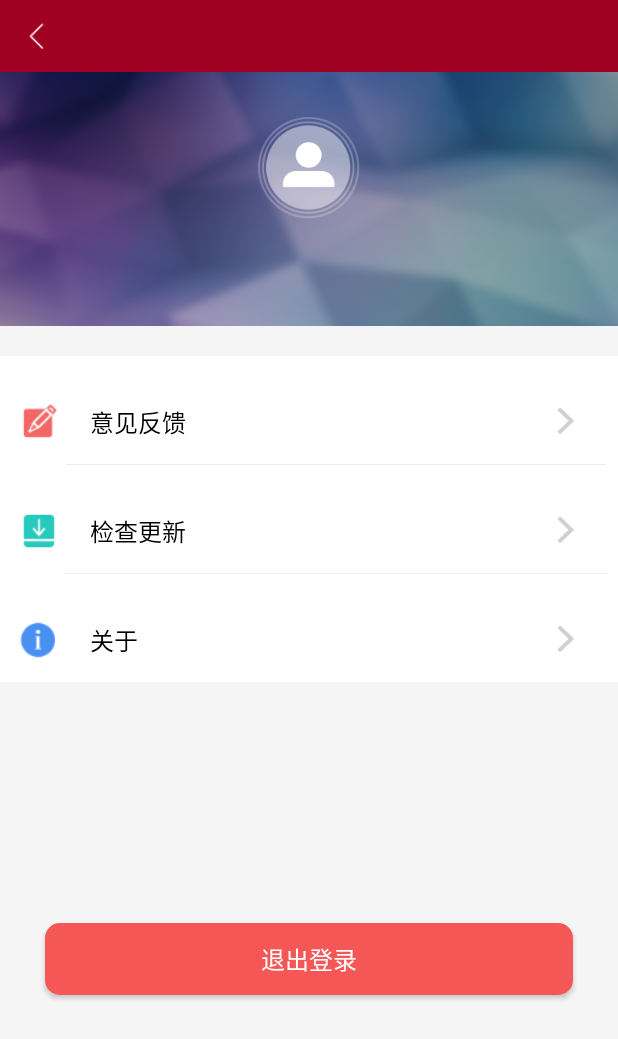
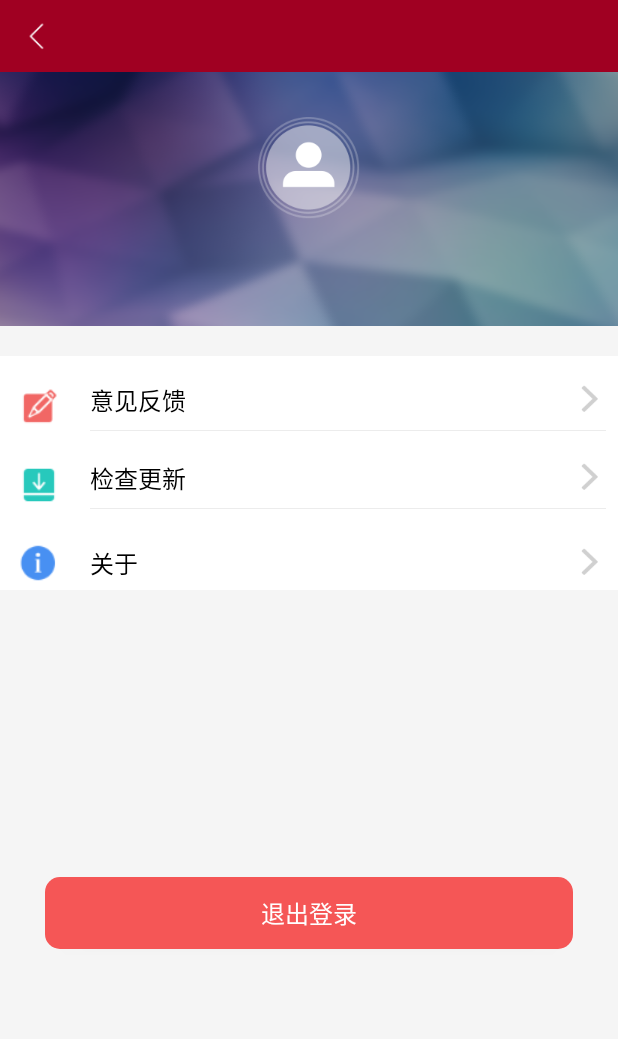
Before and after one commit to Hxiaobin/Practice_ZZB, an Android app: the layout activity_user.xml on its own in the app's theme, with its tools: preview values and no code run, on a phone screen of 412 x 824 dp. Shown: the top 1039 px of the screen. Run offline under Robolectric (Android 15) with nearby library versions, the phone set to English and light mode, and no system bars.

Commit message:
修改样式2

```diff
--- a/app/src/main/res/layout/activity_user.xml
+++ b/app/src/main/res/layout/activity_user.xml
@@ -63,15 +63,14 @@
             <LinearLayout
                 android:layout_width="match_parent"
                 android:layout_height="wrap_content"
-                android:gravity="center"
+                android:layout_marginLeft="@dimen/common_margin_normal"
+                android:gravity="center_vertical"
                 android:orientation="vertical">
 
                 <RelativeLayout
                     android:id="@+id/rlSuggestion"
                     android:layout_width="match_parent"
-                    android:layout_height="wrap_content"
-                    android:padding="@dimen/common_padding_normal"
-                    android:layout_gravity="center">
+                    android:layout_height="wrap_content">
 
                     <TextView
                         android:id="@+id/tvSuggestion"
@@ -79,7 +78,8 @@
                         android:layout_height="wrap_content"
                         android:text="@string/tv_user_suggestion"
                         android:textColor="@color/black"
-                        android:textSize="@dimen/text_size_normal"/>
+                        android:textSize="@dimen/text_size_normal"
+                        android:layout_marginBottom="@dimen/common_margin_small"/>
 
                     <ImageView
                         android:layout_width="wrap_content"
@@ -117,6 +117,7 @@
             <LinearLayout
                 android:layout_width="match_parent"
                 android:layout_height="wrap_content"
+                android:layout_marginLeft="@dimen/common_margin_normal"
                 android:gravity="center"
                 android:orientation="vertical">
 
@@ -124,7 +125,6 @@
                     android:id="@+id/rlUpdate"
                     android:layout_width="match_parent"
                     android:layout_height="wrap_content"
-                    android:padding="@dimen/common_padding_normal"
                     android:layout_gravity="center">
 
                     <TextView
@@ -132,6 +132,7 @@
                         android:layout_width="match_parent"
                         android:layout_height="wrap_content"
                         android:textColor="@color/black"
+                        android:layout_marginBottom="@dimen/common_margin_small"
                         android:text="@string/tv_user_check_update"
                         android:textSize="@dimen/text_size_normal"/>
 
@@ -171,13 +172,13 @@
                 android:layout_width="match_parent"
                 android:layout_height="wrap_content"
                 android:gravity="center"
+                android:layout_marginLeft="@dimen/common_margin_normal"
                 android:orientation="vertical">
 
                 <RelativeLayout
                     android:id="@+id/rlAbout"
                     android:layout_width="match_parent"
                     android:layout_height="wrap_content"
-                    android:padding="@dimen/common_padding_normal"
                     android:layout_gravity="center">
 
                     <TextView
```
Also changed, not shown: app/src/main/res/layout/activity_user_login.xml (+10 -6 lines).
